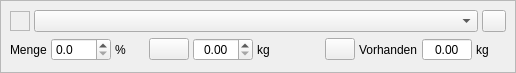
Above: kleiner-brauhelfer/widgets/wdgmalzgabe.ui from kleiner-brauhelfer/kleiner-brauhelfer-2 before the change. Below: the same form after it.
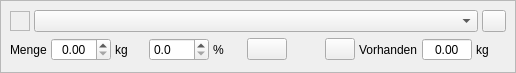
That is the form after the change. Icons and pictures are not drawn. Custom widgets are drawn as their Qt base class.

```diff
--- a/kleiner-brauhelfer/widgets/wdgmalzgabe.ui
+++ b/kleiner-brauhelfer/widgets/wdgmalzgabe.ui
@@ -124,6 +124,44 @@
           </property>
          </widget>
         </item>
+        <item>
+         <widget class="DoubleSpinBox" name="tbMenge">
+          <property name="minimumSize">
+           <size>
+            <width>60</width>
+            <height>0</height>
+           </size>
+          </property>
+          <property name="toolTip">
+           <string>&lt;html&gt;&lt;head/&gt;&lt;body&gt;&lt;p&gt;Hier wird die Malzmenge nach &lt;span style=&quot; font-weight:600;&quot;&gt;Gewicht&lt;/span&gt; definiert.&lt;/p&gt;&lt;/body&gt;&lt;/html&gt;</string>
+          </property>
+          <property name="alignment">
+           <set>Qt::AlignCenter</set>
+          </property>
+          <property name="decimals">
+           <number>2</number>
+          </property>
+          <property name="maximum">
+           <double>999.000000000000000</double>
+          </property>
+          <property name="singleStep">
+           <double>0.010000000000000</double>
+          </property>
+         </widget>
+        </item>
+        <item>
+         <widget class="QLabel" name="label_3">
+          <property name="minimumSize">
+           <size>
+            <width>30</width>
+            <height>0</height>
+           </size>
+          </property>
+          <property name="text">
+           <string>kg</string>
+          </property>
+         </widget>
+        </item>
         <item>
          <widget class="DoubleSpinBox" name="tbMengeProzent">
           <property name="minimumSize">
@@ -175,44 +213,6 @@
           </property>
          </widget>
         </item>
-        <item>
-         <widget class="DoubleSpinBox" name="tbMenge">
-          <property name="minimumSize">
-           <size>
-            <width>60</width>
-            <height>0</height>
-           </size>
-          </property>
-          <property name="toolTip">
-           <string>&lt;html&gt;&lt;head/&gt;&lt;body&gt;&lt;p&gt;Hier wird die Malzmenge nach &lt;span style=&quot; font-weight:600;&quot;&gt;Gewicht&lt;/span&gt; definiert.&lt;/p&gt;&lt;/body&gt;&lt;/html&gt;</string>
-          </property>
-          <property name="alignment">
-           <set>Qt::AlignCenter</set>
-          </property>
-          <property name="decimals">
-           <number>2</number>
-          </property>
-          <property name="maximum">
-           <double>999.000000000000000</double>
-          </property>
-          <property name="singleStep">
-           <double>0.010000000000000</double>
-          </property>
-         </widget>
-        </item>
-        <item>
-         <widget class="QLabel" name="label_3">
-          <property name="minimumSize">
-           <size>
-            <width>30</width>
-            <height>0</height>
-           </size>
-          </property>
-          <property name="text">
-           <string>kg</string>
-          </property>
-         </widget>
-        </item>
         <item>
          <widget class="QLabel" name="lblWarnAnteil">
           <property name="minimumSize">
@@ -327,16 +327,16 @@
   </layout>
  </widget>
  <customwidgets>
-  <customwidget>
-   <class>ComboBox</class>
-   <extends>QComboBox</extends>
-   <header>widgets/combobox.h</header>
-  </customwidget>
   <customwidget>
    <class>DoubleSpinBox</class>
    <extends>QDoubleSpinBox</extends>
    <header>widgets/doublespinbox.h</header>
   </customwidget>
+  <customwidget>
+   <class>ComboBox</class>
+   <extends>QComboBox</extends>
+   <header>widgets/combobox.h</header>
+  </customwidget>
  </customwidgets>
  <resources>
   <include location="../images.qrc"/>
```
